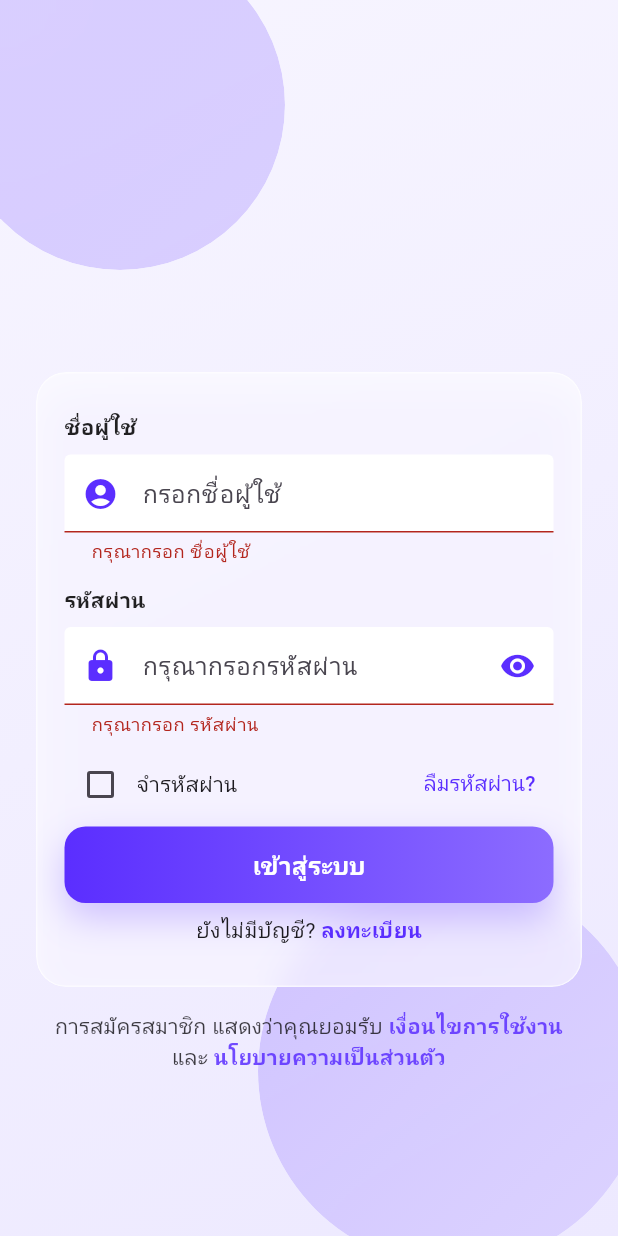
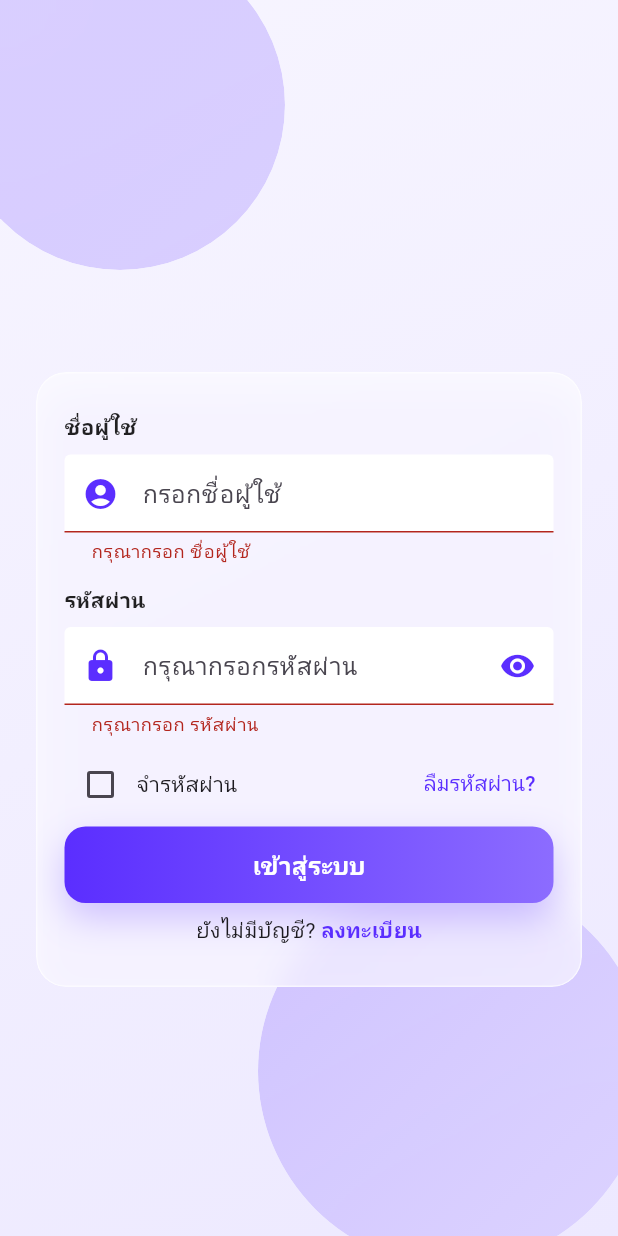
Before and after one commit to AkumaShachi/Application-for-Calling-Patient-Stretcher-in-Hospital, a Flutter app: the screen it shows after launch, after a tap on "เข้าสู่ระบบ", on a phone screen of 412 x 824 dp. Run offline on Flutter 3.47's test engine with Material 3 defaults, Android fonts, the phone set to English and light mode, and no system bars.

```diff
--- a/flutter_application_1/lib/loginscreen.dart
+++ b/flutter_application_1/lib/loginscreen.dart
@@ -379,32 +379,7 @@ class _LoginScreenState extends State<LoginScreen>
 
                   const SizedBox(height: 16),
                   // Terms
-                  Opacity(
-                    opacity: 0.85,
-                    child: Text.rich(
-                      TextSpan(
-                        text: 'การสมัครสมาชิก แสดงว่าคุณยอมรับ ',
-                        children: const [
-                          TextSpan(
-                            text: 'เงื่อนไขการใช้งาน',
-                            style: TextStyle(
-                              color: kDeepPurple,
-                              fontWeight: FontWeight.w600,
-                            ),
-                          ),
-                          TextSpan(text: ' และ '),
-                          TextSpan(
-                            text: 'นโยบายความเป็นส่วนตัว',
-                            style: TextStyle(
-                              color: kDeepPurple,
-                              fontWeight: FontWeight.w600,
-                            ),
-                          ),
-                        ],
-                      ),
-                      textAlign: TextAlign.center,
-                    ),
-                  ),
+                  Opacity(opacity: 0.85),
                 ],
               ),
             ),
```
